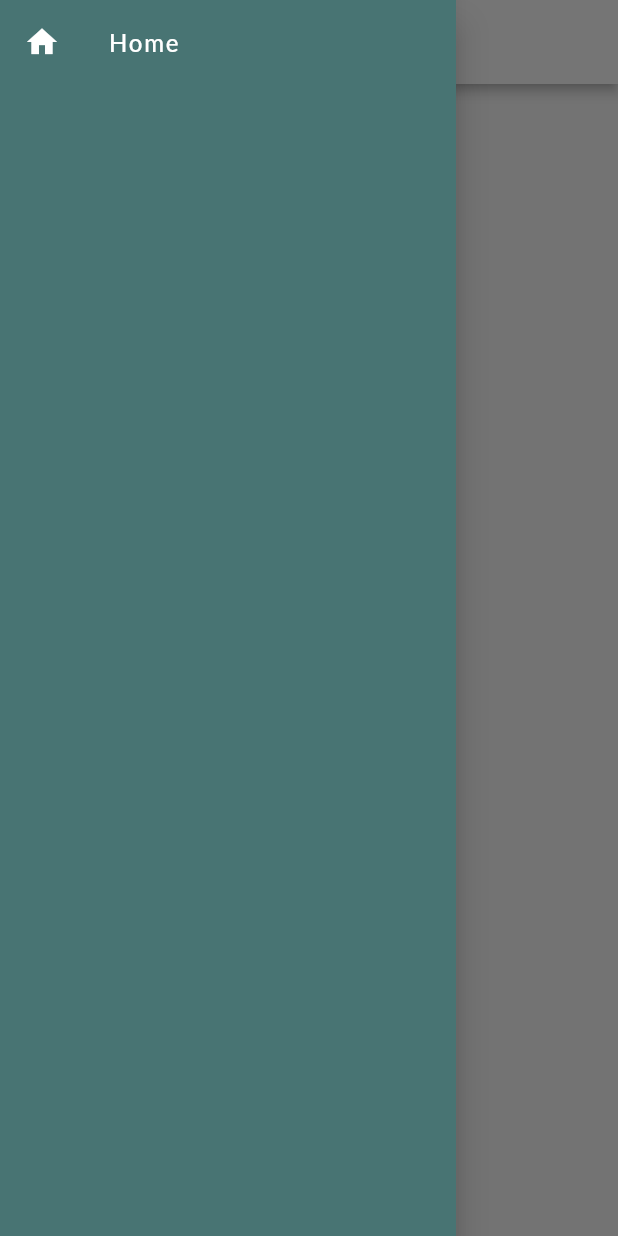
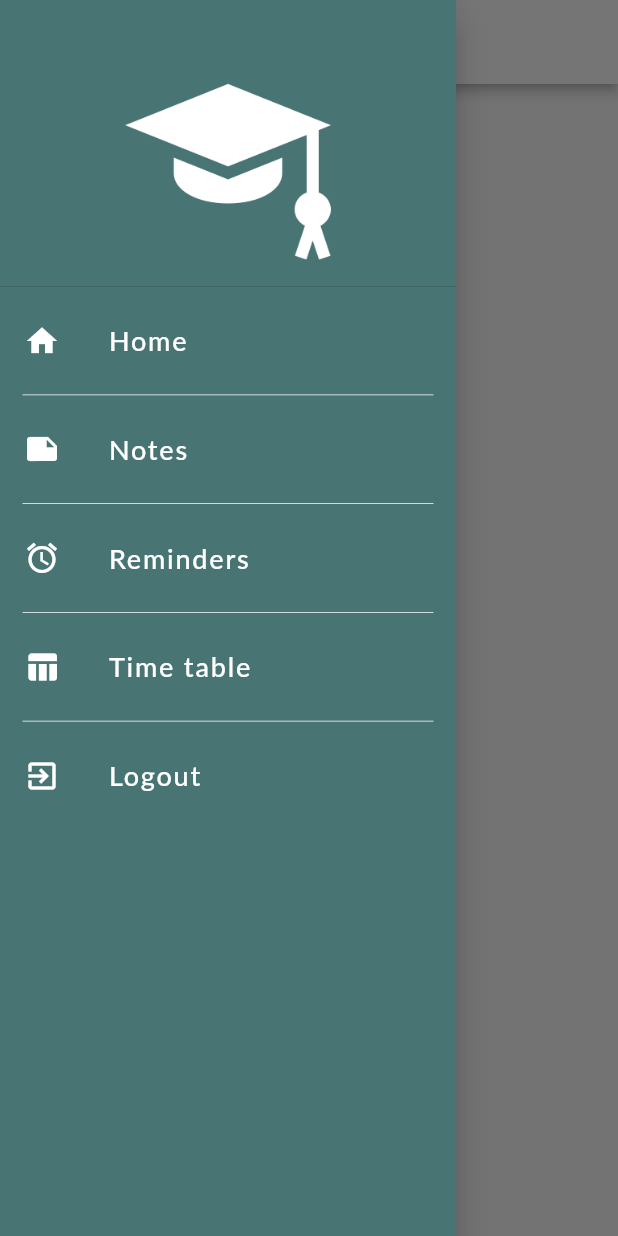
Before and after one commit to NaimishVerma17/spfp, a Flutter app: the HomePage screen opened by its route, with the side drawer open, on a phone screen of 412 x 824 dp. Run offline on Flutter 3.47's test engine with Material 2 defaults, Android fonts, the phone set to English and light mode, and no system bars; our stand-ins replace fluttertoast; Roboto replaces fonts that are missing (Lato).

Commit message:
drawer complete

```diff
--- a/lib/utils/styles.dart
+++ b/lib/utils/styles.dart
@@ -21,7 +21,7 @@ abstract class Styles {
   static TextStyle drawerItemsText() {
     return TextStyle(
         color: Colors.white,
-        fontSize: 16.0,
+        fontSize: 18.0,
         letterSpacing: 1.2,
         fontWeight: FontWeight.w500);
   }
--- a/lib/widgets/drawer.dart
+++ b/lib/widgets/drawer.dart
@@ -10,6 +10,12 @@ class MyDrawer extends StatelessWidget {
         color: Styles.primaryColor,
         child: ListView(
           children: <Widget>[
+            SizedBox(
+              height: 30.0,
+            ),
+            DrawerHeader(
+              child: Image.asset("assets/images/drawer-icon.png"),
+            ),
             ListTile(
               onTap: () {
                 Navigator.of(context).pop();
@@ -21,6 +27,82 @@ class MyDrawer extends StatelessWidget {
               ),
               title: Text(
                 'Home',
+                style: Styles.drawerItemsText(),
+              ),
+            ),
+            Container(
+              height: 0.5,
+              color: Colors.white,
+              margin: EdgeInsets.symmetric(horizontal: 15.0, vertical: 8.0),
+            ),
+            ListTile(
+              onTap: () {
+                Navigator.of(context).pop();
+              },
+              leading: Icon(
+                Icons.note,
+                size: 24.0,
+                color: Colors.white,
+              ),
+              title: Text(
+                'Notes',
+                style: Styles.drawerItemsText(),
+              ),
+            ),
+            Container(
+              height: 0.5,
+              color: Colors.white,
+              margin: EdgeInsets.symmetric(horizontal: 15.0, vertical: 8.0),
+            ),
+            ListTile(
+              onTap: () {
+                Navigator.of(context).pop();
+              },
+              leading: Icon(
+                Icons.alarm,
+                size: 24.0,
+                color: Colors.white,
+              ),
+              title: Text(
+                'Reminders',
+                style: Styles.drawerItemsText(),
+              ),
+            ),
+            Container(
+              height: 0.5,
+              color: Colors.white,
+              margin: EdgeInsets.symmetric(horizontal: 15.0, vertical: 8.0),
+            ),
+            ListTile(
+              onTap: () {
+                Navigator.of(context).pop();
+              },
+              leading: Icon(
+                Icons.table_chart,
+                size: 24.0,
+                color: Colors.white,
+              ),
+              title: Text(
+                'Time table',
+                style: Styles.drawerItemsText(),
+              ),
+            ),
+            Container(
+              height: 0.5,
+              color: Colors.white,
+              margin: EdgeInsets.symmetric(horizontal: 15.0, vertical: 8.0),
+            ),
+            ListTile(
+              onTap: () {
+                Navigator.of(context).pop();
+              },
+              leading: Icon(
+                Icons.exit_to_app,
+                size: 24.0,
+                color: Colors.white,
+              ),
+              title: Text(
+                'Logout',
                 style: Styles.drawerItemsText(),
               ),
             ),
```
